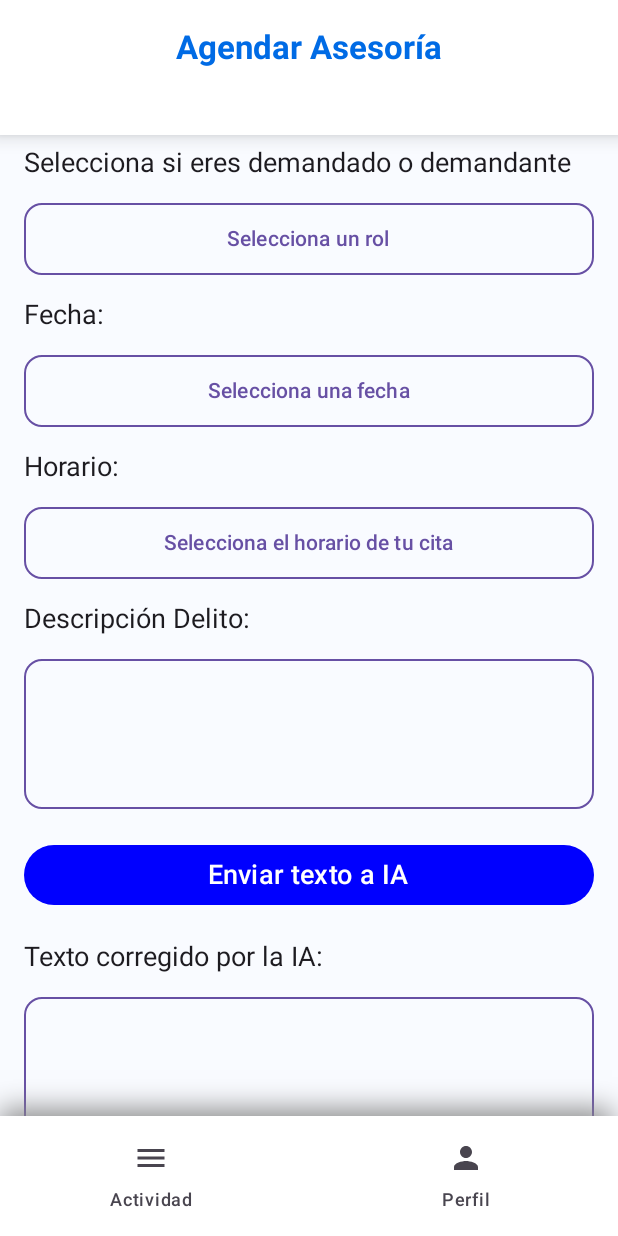
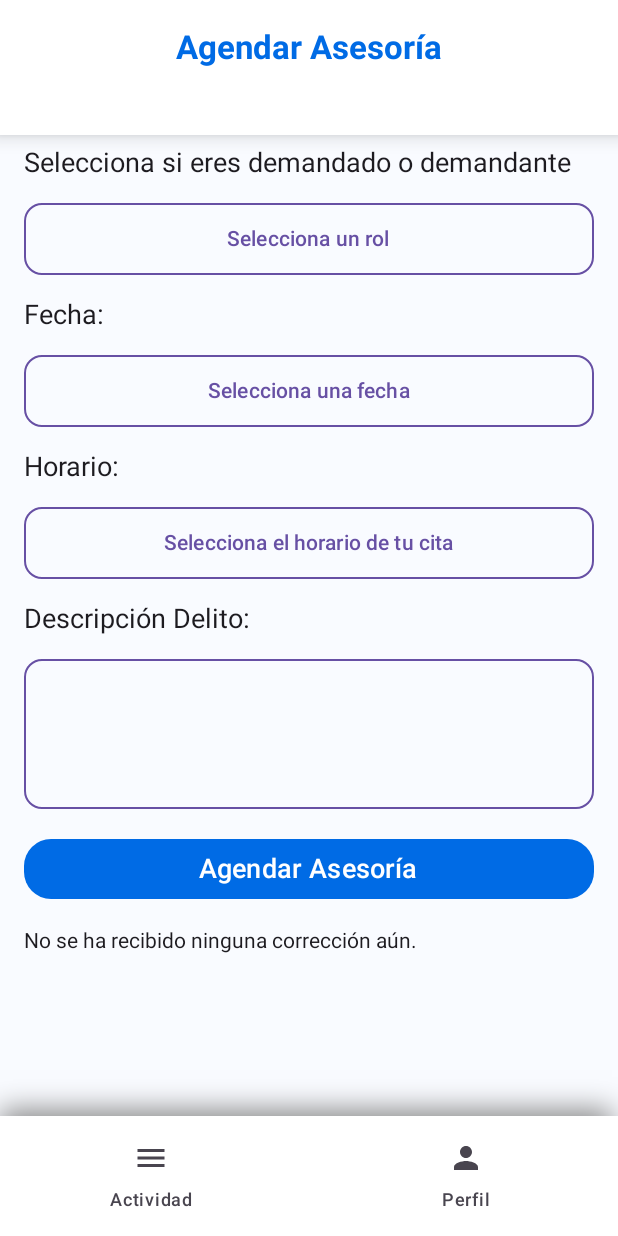
Before and after one commit to A01285442/Repositorio-Integracion-Seguridad-403, an Android app built with Jetpack Compose: the @Preview function FormAsesoriaScreenPreview, on a phone screen of 412 x 824 dp. Run offline under Robolectric (Android 15) with nearby library versions, the phone set to English and light mode, and no system bars.

Commit message:
IA Funcional

```diff
--- a/LegalMatch/app/src/main/java/com/example/legalmatch/ui/screens/FormAsesoriaScreen.kt
+++ b/LegalMatch/app/src/main/java/com/example/legalmatch/ui/screens/FormAsesoriaScreen.kt
@@ -57,11 +57,20 @@ import androidx.compose.material3.TextField
 import androidx.compose.runtime.*
 import kotlinx.coroutines.launch
 import kotlinx.coroutines.withContext
+import kotlinx.serialization.Serializable
 import java.net.HttpURLConnection
 import java.net.URL
 import java.io.OutputStreamWriter
 import org.json.JSONObject
+import android.util.Log
 
+@Serializable
+data class correcion(
+    val titulo :String,
+    val tipoDelito :String,
+    val descripcionModificada: String
+
+)
 
 @RequiresApi(Build.VERSION_CODES.O)
 @OptIn(ExperimentalMaterial3Api::class)
@@ -71,11 +80,12 @@ fun FormAsesoriaScreen(navController: NavController) {
     var selectedRole by remember { mutableStateOf("Selecciona un rol") }
     var selectedDate by remember { mutableStateOf("Selecciona una fecha") }
     var selectedHour by remember { mutableStateOf("Selecciona el horario de tu cita") }
-    var description by remember { mutableStateOf(TextFieldValue("")) }
+    var description by remember { mutableStateOf("") }
 
     //Estado para manejar eñ api
 
     var correctedText by remember { mutableStateOf("") }
+    var apiResult by remember { mutableStateOf<correcion?>(null) }
 
 
     LocalDateTime.now().dayOfMonth
@@ -96,7 +106,7 @@ fun FormAsesoriaScreen(navController: NavController) {
         (LocalDateTime.now().dayOfMonth +8).toString() + " de " + (LocalDateTime.now().monthValue+8).toString(),
         (LocalDateTime.now().dayOfMonth +9).toString() + " de " + (LocalDateTime.now().monthValue+9).toString(),
 
-    ) // Ejemplo de fechas
+        ) // Ejemplo de fechas
     val horarios = listOf("9:00 am", "10:00 am", "11:00 am", "12:00 pm", "1:00 pm", "2:00 pm", "3:00 pm", "4:00 pm")
 
     Scaffold(
@@ -244,37 +254,13 @@ fun FormAsesoriaScreen(navController: NavController) {
                     .border(1.dp, MaterialTheme.colorScheme.primary, RoundedCornerShape(12.dp))
                     .padding(8.dp)
             )
-            // Botón para enviar el texto a la IA
-            Button(
-                onClick = {
-                    makeApiRequest(description.text) { result ->
-                        correctedText = result
-                    }
-                },
-                modifier = Modifier
-                    .fillMaxWidth()
-                    .padding(vertical = 4.dp),
-                colors = ButtonDefaults.buttonColors(containerColor = Color.Blue, contentColor = Color.White)
-            ) {
-                Text(text = "Enviar texto a IA", fontSize = 18.sp)
-            }
-
-            // Mostrar el texto corregido
-            Text(text = "Texto corregido por la IA:", fontSize = 18.sp)
-            BasicTextField(
-                value = correctedText,
-                onValueChange = {},
-                modifier = Modifier
-                    .fillMaxWidth()
-                    .height(100.dp)
-                    .border(1.dp, MaterialTheme.colorScheme.primary, shape = MaterialTheme.shapes.medium)
-                    .padding(8.dp),
-                enabled = false // Hacer el campo solo de lectura
-            )
 
             // Botón para agendar asesoría
             Button(
-                onClick = { /* Acciones para agendar asesoría */ },
+                onClick = {
+                    makeApiRequest(description) { result ->
+                        apiResult = result }
+                },
                 colors = ButtonDefaults.buttonColors(
                     containerColor = AzulTec,
                     contentColor = Color.White),
@@ -287,14 +273,25 @@ fun FormAsesoriaScreen(navController: NavController) {
             ) {
                 Text(text = "Agendar Asesoría", fontSize = 18.sp)
             }
+
+           // Mostrar los resultados si 'apiResult' no es nulo
+            apiResult?.let { correccion ->
+                Column {
+                    Text("Título: ${correccion.titulo}")
+                    Text("Tipo de Delito: ${correccion.tipoDelito}")
+                    Text("Descripción Corregida: ${correccion.descripcionModificada}")
+                }
+            } ?: Text("No se ha recibido ninguna corrección aún.")
+            //Text(text = correctedText)
         }
     }
 }
 
 @OptIn(DelicateCoroutinesApi::class)
-fun makeApiRequest(ask: String, onResult: (String) -> Unit) {
+fun makeApiRequest(ask: String, onResult: (correcion?) -> Unit) {
+    // Se realiza en una corrutina para no bloquear el hilo principal
     kotlinx.coroutines.GlobalScope.launch(Dispatchers.IO) {
-        val apiKey = "AIzaSyD2BLAqAzEH5-76h16dSpf5sLJkxlcqw7k"
+        val apiKey = "AIzaSyAQ8F9U3P08yps2LHGwNv2MhDXLy1gjuuc"
         val url = URL("https://generativelanguage.googleapis.com/v1beta/models/gemini-pro:generateContent?key=$apiKey")
         val jsonInputString = """
             {
@@ -302,7 +299,7 @@ fun makeApiRequest(ask: String, onResult: (String) -> Unit) {
                     {
                         "role": "user",
                         "parts": [
-                            {"text": "Te proporcionare informacion a continuacion, esta informacion es la descripcion de un caso penal escrita por una persona que ocupa asesoria legal. De esta informacion ocupo que me proves un titulo, que tipo de delito es y una descripcion modificada si tiene falta de ortografia o si la descripcion proveida no es coherente. La descripcion no debe de pasar de 200 palabras y de una escala del 1 al 10 me debes de decir que tanto modificaste la descripcion. Todo me lo debes de dar en este orden y debe de tener un salto de linea en cada parte."}
+                            {"text": "Proporcionaré una descripción de un caso penal. Necesito que me des los siguientes elementos en formato JSON: un título, el tipo de delito, y una descripción corregida en caso de que la original tenga errores de no mas de 200 palabras. Ojo, no tienes que poner la palabra json al inicio, solo dame el puro formato json, sin nada extra. El JSON debe tener exactamente los siguientes campos: 'titulo', 'tipoDelito' y 'descripcionModificada'."}
                         ]
                     },
                     {
@@ -315,11 +312,13 @@ fun makeApiRequest(ask: String, onResult: (String) -> Unit) {
             }
         """.trimIndent()
 
+        // Configuración de la conexión HTTP
         val connection = url.openConnection() as HttpURLConnection
         connection.requestMethod = "POST"
         connection.setRequestProperty("Content-Type", "application/json")
         connection.doOutput = true
 
+        // Escritura del cuerpo de la solicitud
         withContext(Dispatchers.IO) {
             OutputStreamWriter(connection.outputStream).use { writer ->
                 writer.write(jsonInputString)
@@ -327,40 +326,74 @@ fun makeApiRequest(ask: String, onResult: (String) -> Unit) {
             }
         }
 
+        // Lectura de la respuesta
         val responseCode = connection.responseCode
         if (responseCode == HttpURLConnection.HTTP_OK) {
             val responseText = connection.inputStream.bufferedReader().use { it.readText() }
             val jsonResponse = parseResponse(responseText)
+            val prueba = decodeJson(jsonResponse)
             withContext(Dispatchers.Main) {
-                onResult(jsonResponse)
+                onResult(prueba)
             }
         } else {
             withContext(Dispatchers.Main) {
-                onResult("Error: $responseCode")
+                onResult(null)
             }
         }
         connection.disconnect()
     }
 }
 
+// Modificación en esta función para que devuelva un JSON y almacene datos en variables
 fun parseResponse(response: String): String {
     try {
+        // Convertimos la cadena de respuesta en un objeto JSON
         val jsonObject = JSONObject(response)
+
+        // Accedemos al array "candidates"
         val candidates = jsonObject.getJSONArray("candidates")
+
+        // Tomamos el primer objeto en el array "candidates"
         if (candidates.length() > 0) {
             val firstCandidate = candidates.getJSONObject(0)
+
+            // Accedemos al contenido del primer candidato
             val content = firstCandidate.getJSONObject("content")
+
+            // Accedemos al array "parts"
             val parts = content.getJSONArray("parts")
+
+            // Tomamos el primer objeto en el array "parts" y extraemos el campo "text"
             if (parts.length() > 0) {
                 val firstPart = parts.getJSONObject(0)
-                return firstPart.getString("text")
+                val content = firstPart.getString("text")
+                return content
             }
         }
     } catch (e: Exception) {
         e.printStackTrace()
         return "Error al parsear la respuesta."
     }
+
     return "No se encontró contenido relevante."
+}
+
+fun decodeJson(response: String): correcion? {
+    return try {
+        // Convertimos el string JSON a un objeto JSON
+        val jsonObject = JSONObject(response)
+
+        // Extraemos los valores por sus llaves
+        val titulo = jsonObject.getString("titulo")
+        val tipoDelito = jsonObject.getString("tipoDelito")
+        val descripcionModificada = jsonObject.getString("descripcionModificada")
+
+        // Creamos y retornamos una instancia de 'correcion'
+        correcion(titulo, tipoDelito, descripcionModificada)
+    } catch (e: Exception) {
+        e.printStackTrace()
+        null
+        }
 }
 
 @RequiresApi(Build.VERSION_CODES.O)
```
